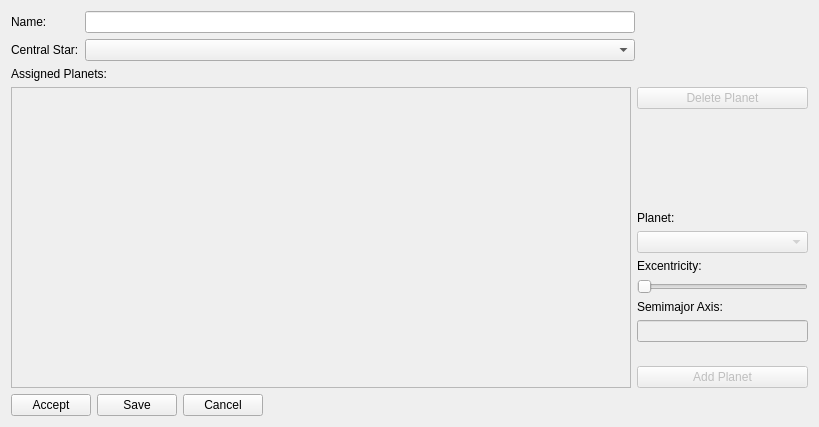
The window that forms/solarsystem/solarsystemdetails.ui (fdeitelhoff/SolarSystemSimulation) describes before a commit, drawn with Qt 5.
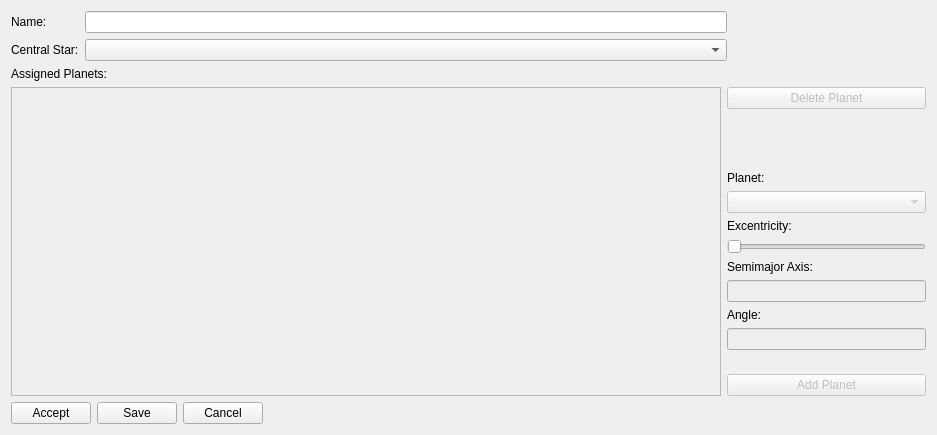
The same window after the commit.

Commit message:
- Added the angle for the solar system planets.
- Refactoring the calculation and painting of the current solar system.

Patch:
```diff
--- a/forms/solarsystem/solarsystemdetails.ui
+++ b/forms/solarsystem/solarsystemdetails.ui
@@ -6,8 +6,8 @@
    <rect>
     <x>0</x>
     <y>0</y>
-    <width>819</width>
-    <height>427</height>
+    <width>937</width>
+    <height>435</height>
    </rect>
   </property>
   <property name="windowTitle">
@@ -31,7 +31,7 @@
           <widget class="QLineEdit" name="name">
            <property name="minimumSize">
             <size>
-             <width>550</width>
+             <width>642</width>
              <height>0</height>
             </size>
            </property>
@@ -56,7 +56,7 @@
          </property>
          <property name="sizeHint" stdset="0">
           <size>
-           <width>218</width>
+           <width>190</width>
            <height>20</height>
           </size>
          </property>
@@ -82,7 +82,7 @@
            </property>
            <property name="minimumSize">
             <size>
-             <width>620</width>
+             <width>710</width>
              <height>0</height>
             </size>
            </property>
@@ -161,6 +161,20 @@
              </property>
             </widget>
            </item>
+           <item>
+            <widget class="QLabel" name="label_5">
+             <property name="text">
+              <string>Angle:</string>
+             </property>
+            </widget>
+           </item>
+           <item>
+            <widget class="QLineEdit" name="angle">
+             <property name="enabled">
+              <bool>false</bool>
+             </property>
+            </widget>
+           </item>
            <item>
             <spacer name="verticalSpacer_2">
              <property name="orientation">
```
The commit also changes 24 other files.
